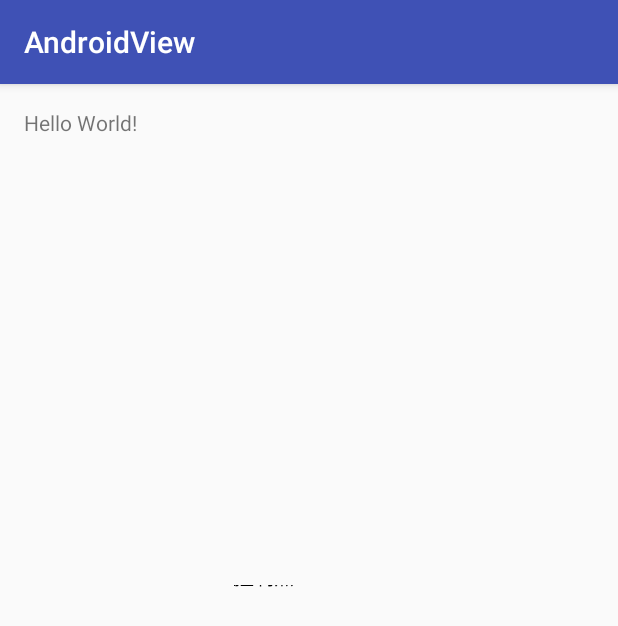
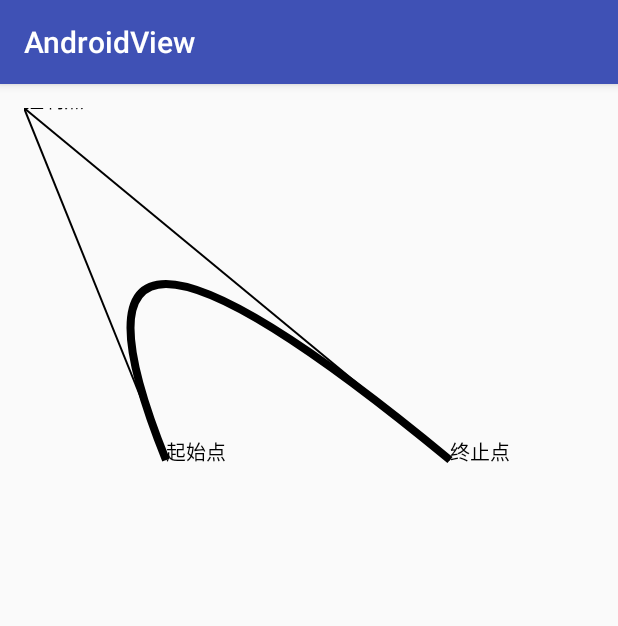
Before and after one commit to glumes/AndroidViews, an Android app: the screen it shows after launch (MainActivity), on a phone screen of 412 x 824 dp. Shown: the top 626 px of the screen. Run offline under Robolectric (Android 15) with nearby library versions, the phone set to English and light mode, and no system bars.

```diff
--- a/app/src/main/java/com/glumes/androidview/MainActivity.java
+++ b/app/src/main/java/com/glumes/androidview/MainActivity.java
@@ -10,4 +10,5 @@ public class MainActivity extends AppCompatActivity {
         super.onCreate(savedInstanceState);
         setContentView(R.layout.activity_main);
     }
+
 }
--- a/app/src/main/res/layout/activity_main.xml
+++ b/app/src/main/res/layout/activity_main.xml
@@ -11,13 +11,10 @@
     android:paddingTop="@dimen/activity_vertical_margin"
     tools:context="com.glumes.androidview.MainActivity">
 
-    <TextView
-        android:layout_width="wrap_content"
-        android:layout_height="wrap_content"
-        android:text="Hello World!"/>
+
 
     <com.glumes.androidview.bezier.SecondOrderBezier
         android:layout_centerInParent="true"
-        android:layout_width="100dp"
-        android:layout_height="100dp"/>
+        android:layout_width="match_parent"
+        android:layout_height="match_parent"/>
 </RelativeLayout>
```
Also changed, not shown: app/src/main/java/com/glumes/androidview/bezier/BezierFlower.java (added, +29 -0 lines), app/src/main/res/mipmap-xxhdpi/flower-1.png (added), app/src/main/res/mipmap-xxhdpi/flower-2.png (added), app/src/main/res/mipmap-xxhdpi/flower-3.png (added), app/src/main/res/mipmap-xxhdpi/flower-4.png (added), app/src/main/res/mipmap-xxhdpi/flower-5.png (added), app/src/main/res/mipmap-xxhdpi/flower-6.png (added).
